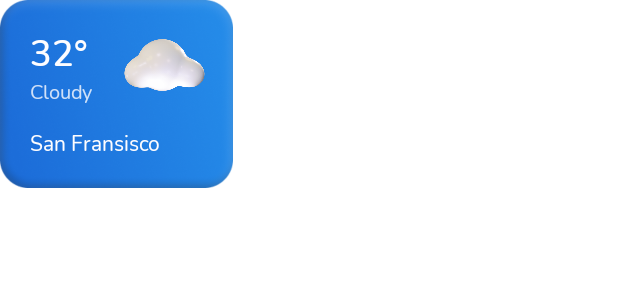
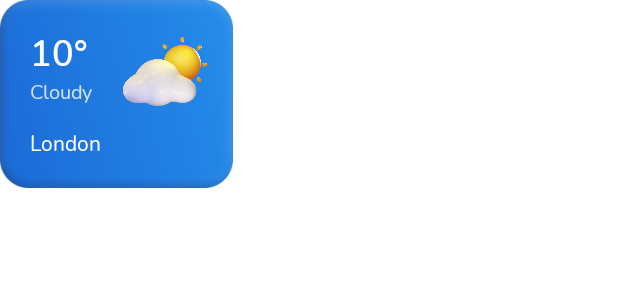
Before and after one commit to phototime/android, an Android app built with Jetpack Compose: the @Preview function PreviewActive, on a phone screen of 412 x 824 dp. Shown: the top 300 px of the screen. Run offline under Robolectric (Android 15) with nearby library versions, the phone set to English and light mode, and no system bars.

Commit message:
feat(search): implement cities rendering

```diff
--- a/core/src/main/java/dev/zotov/phototime/core/usecases/FetchForecastUseCaseImpl.kt
+++ b/core/src/main/java/dev/zotov/phototime/core/usecases/FetchForecastUseCaseImpl.kt
@@ -130,7 +130,6 @@ internal class FetchForecastUseCaseImpl(private val weatherApi: WeatherApi) : Fe
             city = body.location.name,
             type = ForecastTypeFunctions.getTypeFromCode(body.current.condition.code),
             temp = body.current.temp_c.toInt(),
-            wind = body.current.wind_mph,
         )
     }
 
--- a/feat/search/build.gradle
+++ b/feat/search/build.gradle
@@ -55,6 +55,12 @@ dependencies {
     // jetpack compose navigation
     implementation "androidx.navigation:navigation-compose:2.4.0-alpha09"
 
+    // koin
+    def koin_version = "3.1.0"
+    implementation "io.insert-koin:koin-android:$koin_version"
+    implementation "io.insert-koin:koin-androidx-compose:$koin_version"
+
     // modules
     implementation project(":shared")
+    implementation project(":state")
 }
--- a/feat/search/src/main/java/dev/zotov/phototime/feat/search/components/WeatherCityCard.kt
+++ b/feat/search/src/main/java/dev/zotov/phototime/feat/search/components/WeatherCityCard.kt
@@ -19,29 +19,31 @@ import androidx.compose.ui.unit.dp
 import dev.zotov.phototime.domain.ForecastType
 import dev.zotov.phototime.feat.search.R
 import dev.zotov.phototime.shared.components.WeatherIcon
+import dev.zotov.phototime.shared.functions.ForecastTypeFunctions
+import dev.zotov.phototime.shared.models.CityForecast
 import dev.zotov.phototime.shared.theme.*
 
 @Composable
-fun WeatherCityCard(modifier: Modifier = Modifier, active: Boolean) {
+fun WeatherCityCard(modifier: Modifier = Modifier, active: Boolean, forecast: CityForecast) {
     WeatherCityCardContainer(modifier = modifier, active = active) {
         Row(
             modifier = Modifier.fillMaxWidth(),
             horizontalArrangement = Arrangement.SpaceBetween,
         ) {
             Column {
-                Temperature(text = "32°")
-                WeatherType(text = "Cloudy")
+                Temperature(text = "${forecast.temp}°")
+                WeatherType(text = ForecastTypeFunctions.getForecastName(forecast.type))
             }
 
             WeatherIcon(
-                id = R.drawable.cloud,
+                id = ForecastTypeFunctions.getCurrentForecastResourceId(forecast.type),
                 modifier = Modifier
                     .width(60.dp)
                     .padding(top = 3.dp)
             )
         }
 
-        City(text = "San Fransisco")
+        City(text = forecast.city)
     }
 }
 
@@ -71,7 +73,7 @@ fun WeatherCityCardContainer(
 ) {
 
     @Composable
-    fun BoxScope.InsideFrame() {
+    fun InsideFrame() {
         val backgroundModifier = if (active) Modifier else Modifier.background(TileColor)
 
         CompositionLocalProvider(LocalRippleTheme provides RippleCustomTheme) {
@@ -115,8 +117,14 @@ fun WeatherCityCardContainer(
 private fun PreviewActive() {
     PhototimeTheme {
         Box(modifier = Modifier.width(155.dp)) {
-            WeatherCityCard(active = true)
-
+            WeatherCityCard(
+                active = true,
+                forecast = CityForecast(
+                    city = "London",
+                    type = ForecastType.Cloudy,
+                    temp = 10,
+                )
+            )
         }
     }
 }
@@ -126,7 +134,13 @@ private fun PreviewActive() {
 private fun PreviewNotActive() {
     PhototimeTheme {
         Box(modifier = Modifier.width(155.dp)) {
-            WeatherCityCard(active = false)
+            WeatherCityCard(
+                active = false, forecast = CityForecast(
+                    city = "Moscow",
+                    type = ForecastType.Clear,
+                    temp = 10,
+                )
+            )
         }
     }
 }
--- a/shared/src/main/java/dev/zotov/phototime/shared/models/CityForecast.kt
+++ b/shared/src/main/java/dev/zotov/phototime/shared/models/CityForecast.kt
@@ -21,10 +21,4 @@ data class CityForecast(
      * @sample 25
      */
     val temp: Int,
-
-    /**
-     * Wind speed in km/h
-     * @sample 10.5
-     */
-    val wind: Float,
 )
```
Also changed, not shown: feat/search/src/main/java/dev/zotov/phototime/feat/search/SearchScreen.kt (+59 -24 lines), feat/search/src/main/java/dev/zotov/phototime/feat/search/components/CurrentCityForecast.kt (added, +29 -0 lines), shared/src/main/java/dev/zotov/phototime/shared/functions/ForecastTypeFunctions.kt (+13 -0 lines).
